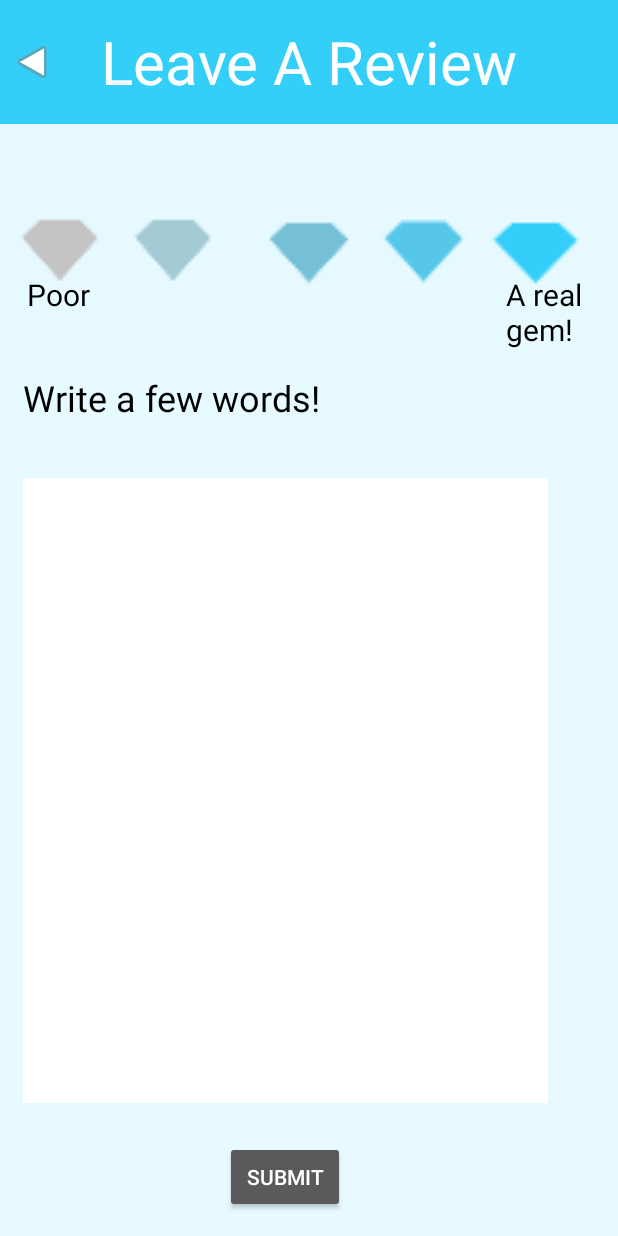
After one commit to ptar104/HiddenGems, an Android app: the ReviewActivity screen opened directly, with no data from a screen before it, on a phone screen of 412 x 824 dp. The commit adds this screen. Run offline under Robolectric (Android 15) with nearby library versions, the phone set to English and light mode, and no system bars.

Commit message:
Added Review Screen. Needs some fixing with dimensions.

```diff
--- a/app/build.gradle
+++ b/app/build.gradle
@@ -25,6 +25,6 @@ dependencies {
         exclude group: 'com.android.support', module: 'support-annotations'
     })
     compile 'com.android.support:appcompat-v7:24.2.1'
-    compile 'com.google.android.gms:play-services:10.0.1'
+    compile 'com.google.android.gms:play-services:9.6.0'
     testCompile 'junit:junit:4.12'
 }
--- a/app/src/main/AndroidManifest.xml
+++ b/app/src/main/AndroidManifest.xml
@@ -37,6 +37,7 @@
                 <category android:name="android.intent.category.LAUNCHER" />
             </intent-filter>
         </activity>
+        <activity android:name=".ReviewActivity"></activity>
         <activity android:name=".GemInfoActivity"></activity>
         <activity android:name=".AddGemActivity"></activity>
     </application>
--- a/app/src/main/java/com/capstone/petros/hiddengems/GemInfoActivity.java
+++ b/app/src/main/java/com/capstone/petros/hiddengems/GemInfoActivity.java
@@ -1,5 +1,6 @@
 package com.capstone.petros.hiddengems;
 
+import android.content.Intent;
 import android.support.v7.app.AppCompatActivity;
 import android.os.Bundle;
 import android.view.View;
@@ -7,6 +8,8 @@ import android.widget.Button;
 import android.widget.ImageButton;
 
 public class GemInfoActivity extends AppCompatActivity {
+
+    final int CREATE_REVIEW = 828;
 
     @Override
     protected void onCreate(Bundle savedInstanceState) {
@@ -28,5 +31,16 @@ public class GemInfoActivity extends AppCompatActivity {
                 finish();
             }
         });
+
+        final Button reviewButton = (Button) findViewById(R.id.reviewButton);
+        reviewButton.setOnClickListener(new View.OnClickListener() {
+            @Override
+            public void onClick(View view) {
+                Intent intent = new Intent(GemInfoActivity.this, ReviewActivity.class);
+
+                startActivityForResult(intent, CREATE_REVIEW);
+            }
+        });
+
     }
 }
--- /dev/null
+++ b/app/src/main/java/com/capstone/petros/hiddengems/ReviewActivity.java
@@ -0,0 +1,37 @@
+package com.capstone.petros.hiddengems;
+
+import android.os.Bundle;
+import android.support.v7.app.AppCompatActivity;
+import android.view.View;
+import android.widget.Button;
+import android.widget.ImageButton;
+
+/**
+ * Created by simon on 12/4/16.
+ */
+
+public class ReviewActivity extends AppCompatActivity {
+
+    @Override
+    protected void onCreate(Bundle savedInstanceState) {
+        super.onCreate(savedInstanceState);
+        setContentView(R.layout.activity_review);
+
+        final ImageButton backButton = (ImageButton)findViewById(R.id.addGemBackButton);
+        backButton.setOnClickListener(new View.OnClickListener() {
+            @Override
+            public void onClick(View view) {
+                finish();
+            }
+        });
+
+        final Button submitButton = (Button)findViewById(R.id.submitReviewButton);
+        submitButton.setOnClickListener(new View.OnClickListener() {
+            @Override
+            public void onClick(View view) {
+                finish();
+            }
+        });
+    }
+
+}
--- a/app/src/main/res/layout/activity_gem_info.xml
+++ b/app/src/main/res/layout/activity_gem_info.xml
@@ -151,7 +151,8 @@
                     android:layout_height="wrap_content"
                     android:text="Add Review"
                     android:layout_alignParentRight="true"
-                    android:layout_centerVertical="true"/>
+                    android:layout_centerVertical="true"
+                    android:id="@+id/reviewButton" />
 
             </RelativeLayout>
 
--- /dev/null
+++ b/app/src/main/res/layout/activity_review.xml
@@ -0,0 +1,178 @@
+<?xml version="1.0" encoding="utf-8"?>
+<LinearLayout xmlns:android="http://schemas.android.com/apk/res/android"
+    xmlns:tools="http://schemas.android.com/tools"
+    xmlns:app="http://schemas.android.com/apk/res-auto"
+    android:id="@+id/activity_add_gem"
+    android:layout_width="match_parent"
+    android:layout_height="match_parent"
+    android:paddingBottom="0dp"
+    android:paddingLeft="0dp"
+    android:paddingRight="0dp"
+    android:paddingTop="0dp"
+    tools:context="com.capstone.petros.hiddengems.AddGemActivity"
+    android:baselineAligned="false"
+    android:orientation="vertical">
+
+    <RelativeLayout
+        android:layout_width="match_parent"
+        android:layout_height="match_parent"
+        android:layout_weight="9"
+        android:background="#FF34CFF8">
+
+        <TextView
+            android:layout_width="wrap_content"
+            android:layout_height="wrap_content"
+            android:layout_centerHorizontal="true"
+            android:layout_centerVertical="true"
+            android:text="Leave A Review"
+            android:textSize="40dp"
+            android:textColor="#FFFFFFFF" />
+
+        <ImageButton
+            android:layout_width="wrap_content"
+            android:layout_height="match_parent"
+            android:padding="5dp"
+            android:scaleX="-1"
+            app:srcCompat="@android:drawable/ic_media_play"
+            android:id="@+id/addGemBackButton"
+            android:background="@android:color/transparent" />
+
+    </RelativeLayout>
+
+    <LinearLayout
+        android:layout_width="match_parent"
+        android:layout_height="match_parent"
+        android:orientation="vertical"
+        android:layout_weight="1"
+        android:background="#FFE6FAFF">
+
+        <RelativeLayout
+            android:layout_width="match_parent"
+            android:layout_height="129dp"
+            android:layout_weight="0.36">
+
+
+            <ImageButton
+                android:background="@null"
+                android:layout_width="60dp"
+                android:layout_height="50dp"
+                android:scaleType="fitXY"
+                app:srcCompat="@drawable/gem1"
+                android:layout_marginLeft="10dp"
+                android:layout_marginStart="10dp"
+                android:id="@+id/gemRating1"
+                android:layout_centerVertical="true"
+                android:layout_alignParentLeft="true"
+                android:layout_alignParentStart="true" />
+
+            <ImageButton
+                android:background="@null"
+                android:layout_width="60dp"
+                android:layout_height="50dp"
+                android:scaleType="fitXY"
+                app:srcCompat="@drawable/gem2"
+                android:layout_marginLeft="85dp"
+                android:layout_marginStart="85dp"
+                android:layout_centerVertical="true"
+                android:layout_alignParentLeft="true"
+                android:layout_alignParentStart="true"
+                android:id="@+id/gemRating2" />
+
+            <ImageButton
+                android:background="@null"
+                android:layout_width="60dp"
+                android:layout_height="50dp"
+                android:scaleType="fitXY"
+                app:srcCompat="@drawable/gem3"
+                android:layout_centerVertical="true"
+                android:layout_centerHorizontal="true"
+                android:id="@+id/gemRating3" />
+
+            <ImageButton
+                android:background="@null"
+                android:layout_width="60dp"
+                android:layout_height="50dp"
+                android:scaleType="fitXY"
+                app:srcCompat="@drawable/gem4"
+                android:layout_centerVertical="true"
+                android:layout_toRightOf="@+id/gemRating3"
+                android:layout_toEndOf="@+id/gemRating3"
+                android:layout_marginLeft="15dp"
+                android:layout_marginStart="15dp"
+                android:id="@+id/gemRating4" />
+
+            <ImageButton
+                android:background="@null"
+                android:layout_width="60dp"
+                android:layout_height="50dp"
+                android:scaleType="fitXY"
+                app:srcCompat="@drawable/gem5"
+                android:id="@+id/gemRating5"
+                android:layout_centerVertical="true"
+                android:layout_toRightOf="@+id/gemRating3"
+                android:layout_toEndOf="@+id/gemRating3"
+                android:layout_marginLeft="90dp"
+                android:layout_marginStart="90dp" />
+
+            <TextView
+                android:text="Poor"
+                android:textColor="#000000"
+                android:layout_width="wrap_content"
+                android:layout_height="wrap_content"
+                android:layout_alignParentTop="true"
+                android:layout_alignParentLeft="true"
+                android:layout_alignParentStart="true"
+                android:textSize="20sp"
+                android:layout_marginLeft="18dp"
+                android:layout_marginTop="100dp"
+                android:id="@+id/textView" />
+
+            <TextView
+                android:text="A real gem!"
+                android:textColor="#000000"
+                android:layout_width="wrap_content"
+                android:layout_height="wrap_content"
+                android:textSize="20sp"
+                android:id="@+id/textView2"
+                android:layout_alignBaseline="@+id/textView"
+                android:layout_alignBottom="@+id/textView"
+                android:layout_alignLeft="@+id/gemRating5"
+                android:layout_alignStart="@+id/gemRating5"
+                android:layout_marginLeft="11dp"
+                android:layout_marginStart="11dp" />
+
+        </RelativeLayout>
+
+        <TextView
+            android:text="Write a few words!"
+            android:textSize="24sp"
+            android:textColor="#000000"
+            android:layout_marginLeft="15dp"
+            android:layout_width="match_parent"
+            android:layout_height="wrap_content"
+            android:id="@+id/textView3"
+            android:layout_weight="0.36" />
+
+        <EditText
+            android:layout_width="350dp"
+            android:layout_height="1dp"
+            android:background="#FFFFFF"
+            android:textColor="#000000"
+            android:layout_marginLeft="15dp"
+            android:layout_marginBottom="25dp"
+            android:inputType=""
+            android:id="@+id/editText"
+            android:gravity="top|left"
+            android:layout_weight="4" />
+
+        <Button
+            android:text="Submit"
+            android:layout_width="80dp"
+            android:layout_height="wrap_content"
+            android:layout_marginLeft="150dp"
+            android:layout_marginBottom="15dp"
+            android:id="@+id/submitReviewButton" />
+
+
+    </LinearLayout>
+</LinearLayout>
```
Also changed, not shown: app/src/main/res/drawable-xxhdpi/gem1.png (added), app/src/main/res/drawable-xxhdpi/gem2.png (added), app/src/main/res/drawable-xxhdpi/gem3.png (added), app/src/main/res/drawable-xxhdpi/gem4.png (added), app/src/main/res/drawable-xxhdpi/gem5.png (added).
